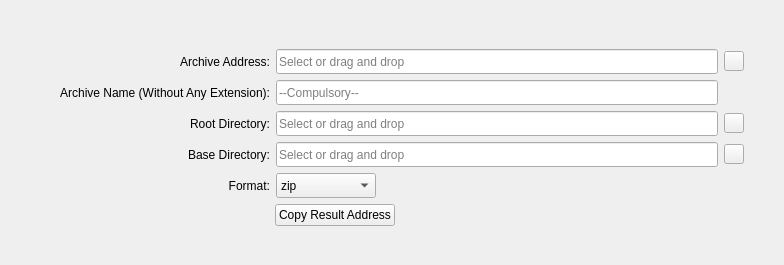
This is scenario_widgets/widgets/create_archive_widget.ui in fevzifidan/FIFSOT as Qt 5 draws it before an edit. The edited form follows.
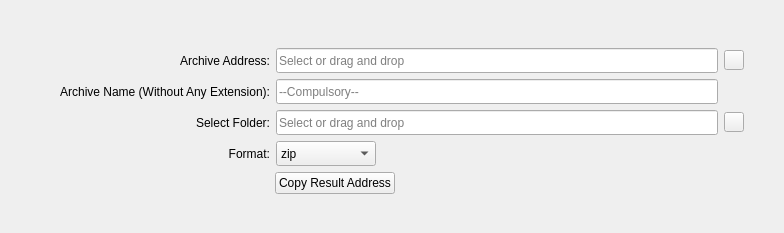
This is the edited form. Icons and pictures are not drawn.

Commit message:
create_archive bug fix and UI updates
Fixed an error encountered during the archive creation process.
Archive inputs were simplified on the ui side.
_form files were deleted in UI files, uic usage has been increased.

```diff
--- a/scenario_widgets/widgets/create_archive_widget.ui
+++ b/scenario_widgets/widgets/create_archive_widget.ui
@@ -7,7 +7,7 @@
     <x>0</x>
     <y>0</y>
     <width>784</width>
-    <height>265</height>
+    <height>233</height>
    </rect>
   </property>
   <property name="windowTitle">
@@ -195,7 +195,7 @@
              </size>
             </property>
             <property name="text">
-             <string>Root Directory:</string>
+             <string>Select Folder:</string>
             </property>
             <property name="alignment">
              <set>Qt::AlignRight|Qt::AlignTrailing|Qt::AlignVCenter</set>
@@ -255,83 +255,6 @@
           </item>
          </layout>
         </item>
-        <item>
-         <layout class="QHBoxLayout" name="horizontalLayout_3">
-          <item>
-           <widget class="QLabel" name="lbl_baseDirectory">
-            <property name="minimumSize">
-             <size>
-              <width>230</width>
-              <height>25</height>
-             </size>
-            </property>
-            <property name="maximumSize">
-             <size>
-              <width>230</width>
-              <height>25</height>
-             </size>
-            </property>
-            <property name="text">
-             <string>Base Directory:</string>
-            </property>
-            <property name="alignment">
-             <set>Qt::AlignRight|Qt::AlignTrailing|Qt::AlignVCenter</set>
-            </property>
-           </widget>
-          </item>
-          <item>
-           <widget class="QLineEdit" name="lineEdit_baseDirectory">
-            <property name="minimumSize">
-             <size>
-              <width>394</width>
-              <height>25</height>
-             </size>
-            </property>
-            <property name="maximumSize">
-             <size>
-              <width>16777215</width>
-              <height>25</height>
-             </size>
-            </property>
-            <property name="placeholderText">
-             <string>Select or drag and drop</string>
-            </property>
-            <property name="clearButtonEnabled">
-             <bool>true</bool>
-            </property>
-           </widget>
-          </item>
-          <item>
-           <widget class="QPushButton" name="btn_openDialog_baseDirectory">
-            <property name="minimumSize">
-             <size>
-              <width>20</width>
-              <height>20</height>
-             </size>
-            </property>
-            <property name="maximumSize">
-             <size>
-              <width>20</width>
-              <height>20</height>
-             </size>
-            </property>
-            <property name="text">
-             <string/>
-            </property>
-            <property name="icon">
-             <iconset resource="../deneme.qrc">
-              <normaloff>:/yeniÖnek/fifsot_icons/open_file_dialog.png</normaloff>:/yeniÖnek/fifsot_icons/open_file_dialog.png</iconset>
-            </property>
-            <property name="iconSize">
-             <size>
-              <width>20</width>
-              <height>20</height>
-             </size>
-            </property>
-           </widget>
-          </item>
-         </layout>
-        </item>
         <item>
          <layout class="QHBoxLayout" name="horizontalLayout_4">
           <item>
```
Left out of the diff: 4 changed lines with no effect on the pictures. The commit also changes 28 other files.
